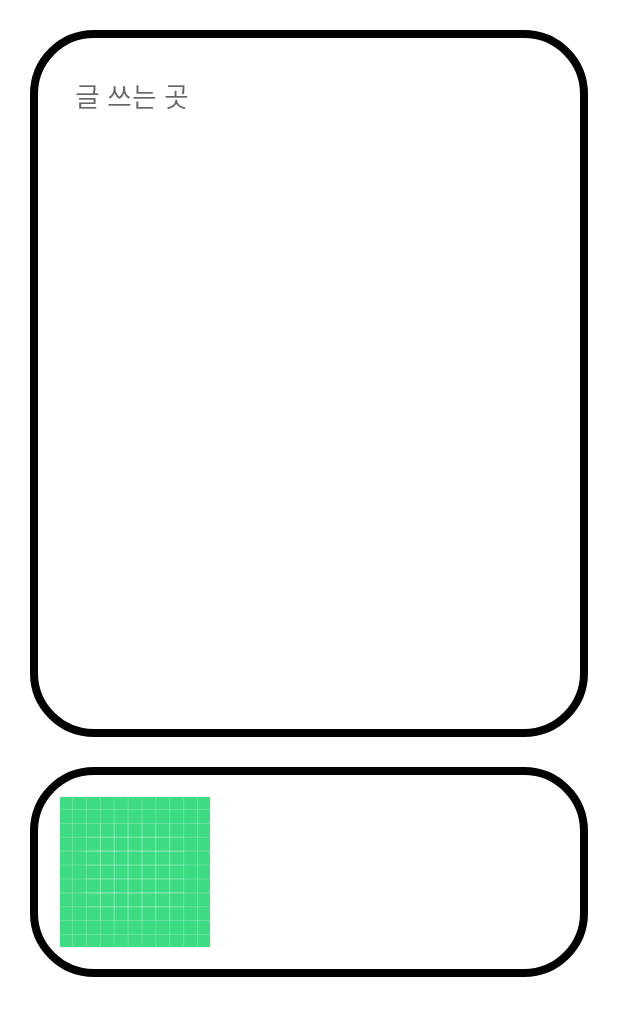
After one commit to raison5687/DiaryProject, an Android app: the WriteActivity screen opened directly, with no data from a screen before it, on a phone screen of 412 x 824 dp. The commit adds this screen. Shown: the top 1016 px of the screen. Run offline under Robolectric (Android 15) with nearby library versions, the phone set to English and light mode, and no system bars.

Commit message:
글쓰기 레이아웃 작성 및 글쓰기 버튼 활성화

```diff
--- a/app/build.gradle
+++ b/app/build.gradle
@@ -26,6 +26,9 @@ android {
         sourceCompatibility JavaVersion.VERSION_1_8
         targetCompatibility JavaVersion.VERSION_1_8
     }
+    viewBinding() {
+        enabled true
+    }
 }
 
 dependencies {
--- a/app/src/main/AndroidManifest.xml
+++ b/app/src/main/AndroidManifest.xml
@@ -16,6 +16,8 @@
                 <category android:name="android.intent.category.LAUNCHER" />
             </intent-filter>
         </activity>
+        <activity android:name=".WriteActivity">
+        </activity>
     </application>
 
 </manifest>
--- a/app/src/main/java/com/example/diaryproject/HomeFragment.java
+++ b/app/src/main/java/com/example/diaryproject/HomeFragment.java
@@ -1,5 +1,6 @@
 package com.example.diaryproject;
 
+import android.content.Intent;
 import android.os.Bundle;
 
 import androidx.fragment.app.Fragment;
@@ -8,7 +9,10 @@ import android.view.LayoutInflater;
 import android.view.View;
 import android.view.ViewGroup;
 
+import com.example.diaryproject.databinding.FragmentHomeBinding;
+
 public class HomeFragment extends Fragment {
+    public FragmentHomeBinding binding;
 
     public HomeFragment() { }
 
@@ -28,6 +32,15 @@ public class HomeFragment extends Fragment {
     @Override
     public View onCreateView(LayoutInflater inflater, ViewGroup container,
                              Bundle savedInstanceState) {
-        return inflater.inflate(R.layout.fragment_home, container, false);
+        binding = FragmentHomeBinding.inflate(inflater, container, false);
+        View view = binding.getRoot();
+        binding.btnWrite.setOnClickListener(v -> write());
+        return view;
+    }
+
+    public void write() {
+        Intent intent = new Intent(getActivity(), WriteActivity.class);
+        startActivity(intent);
+
     }
 }
--- a/app/src/main/java/com/example/diaryproject/SettingFragment.java
+++ b/app/src/main/java/com/example/diaryproject/SettingFragment.java
@@ -2,6 +2,8 @@ package com.example.diaryproject;
 
 import android.os.Bundle;
 import androidx.fragment.app.Fragment;
+
+import android.util.Log;
 import android.view.LayoutInflater;
 import android.view.View;
 import android.view.ViewGroup;
--- /dev/null
+++ b/app/src/main/java/com/example/diaryproject/WriteActivity.java
@@ -0,0 +1,21 @@
+package com.example.diaryproject;
+
+import android.content.Intent;
+import android.os.Bundle;
+
+import androidx.annotation.Nullable;
+import androidx.appcompat.app.AppCompatActivity;
+
+import com.example.diaryproject.databinding.LayoutWritingBinding;
+
+public class WriteActivity extends AppCompatActivity {
+    private LayoutWritingBinding binding;
+
+    @Override
+    protected void onCreate(@Nullable Bundle savedInstanceState) {
+        super.onCreate(savedInstanceState);
+        binding = LayoutWritingBinding.inflate(getLayoutInflater());
+        setContentView(binding.getRoot());
+
+    }
+}
--- a/app/src/main/res/layout/fragment_home.xml
+++ b/app/src/main/res/layout/fragment_home.xml
@@ -19,6 +19,7 @@
         </LinearLayout>
     </ScrollView>
     <ImageView
+        android:id="@+id/btn_write"
         android:layout_width="50dp"
         android:layout_height="50dp"
         android:background="@drawable/btn_write"
--- /dev/null
+++ b/app/src/main/res/layout/layout_writing.xml
@@ -0,0 +1,77 @@
+<?xml version="1.0" encoding="utf-8"?>
+<androidx.constraintlayout.widget.ConstraintLayout xmlns:android="http://schemas.android.com/apk/res/android"
+    android:layout_width="match_parent"
+    android:layout_height="match_parent"
+    xmlns:tools="http://schemas.android.com/tools"
+    xmlns:app="http://schemas.android.com/apk/res-auto"
+    android:padding="20dp">
+
+    <ScrollView
+        android:id="@+id/layout_writing"
+        android:layout_width="match_parent"
+        android:layout_height="wrap_content"
+        app:layout_constraintTop_toTopOf="parent">
+        <EditText
+            android:background="@drawable/shape_group"
+            android:layout_width="match_parent"
+            android:layout_height="wrap_content"
+            android:lines="19"
+            android:gravity="top|left"
+            android:padding="30dp"
+            android:hint="글 쓰는 곳" />
+    </ScrollView>
+
+    <LinearLayout
+        android:id="@+id/layout_picture"
+        android:background="@drawable/shape_group"
+        android:layout_width="match_parent"
+        android:layout_height="wrap_content"
+        android:orientation="horizontal"
+        app:layout_constraintTop_toBottomOf="@id/layout_writing"
+        android:layout_marginTop="20dp">
+        <HorizontalScrollView
+            android:layout_width="match_parent"
+            android:layout_height="wrap_content" >
+                <LinearLayout
+                    android:layout_width="match_parent"
+                    android:layout_height="wrap_content"
+                    android:orientation="horizontal"
+                    android:padding="10dp">
+                    <ImageView
+                        android:src="@drawable/ic_launcher_background"
+                        android:layout_width="100dp"
+                        android:layout_height="100dp" />
+                </LinearLayout>
+        </HorizontalScrollView>
+    </LinearLayout>
+
+    <ImageView
+        android:id="@+id/btn_addPic"
+        android:layout_width="55dp"
+        android:layout_height="55dp"
+        android:layout_marginTop="20dp"
+        app:layout_constraintBottom_toBottomOf="parent"
+        app:layout_constraintStart_toStartOf="parent"
+        app:layout_constraintTop_toBottomOf="@+id/layout_picture" />
+
+    <ImageView
+        android:id="@+id/btn_tempSave"
+        android:layout_width="55dp"
+        android:layout_height="55dp"
+        android:layout_marginTop="20dp"
+        android:layout_marginEnd="20dp"
+        app:layout_constraintBottom_toBottomOf="parent"
+        app:layout_constraintEnd_toStartOf="@+id/btn_save"
+        app:layout_constraintTop_toBottomOf="@+id/layout_picture" />
+
+    <ImageView
+        android:id="@+id/btn_save"
+        android:layout_width="55dp"
+        android:layout_height="55dp"
+        android:layout_marginStart="10dp"
+        android:layout_marginTop="20dp"
+        app:layout_constraintBottom_toBottomOf="parent"
+        app:layout_constraintEnd_toEndOf="parent"
+        app:layout_constraintTop_toBottomOf="@+id/layout_picture" />
+
+</androidx.constraintlayout.widget.ConstraintLayout>
```
